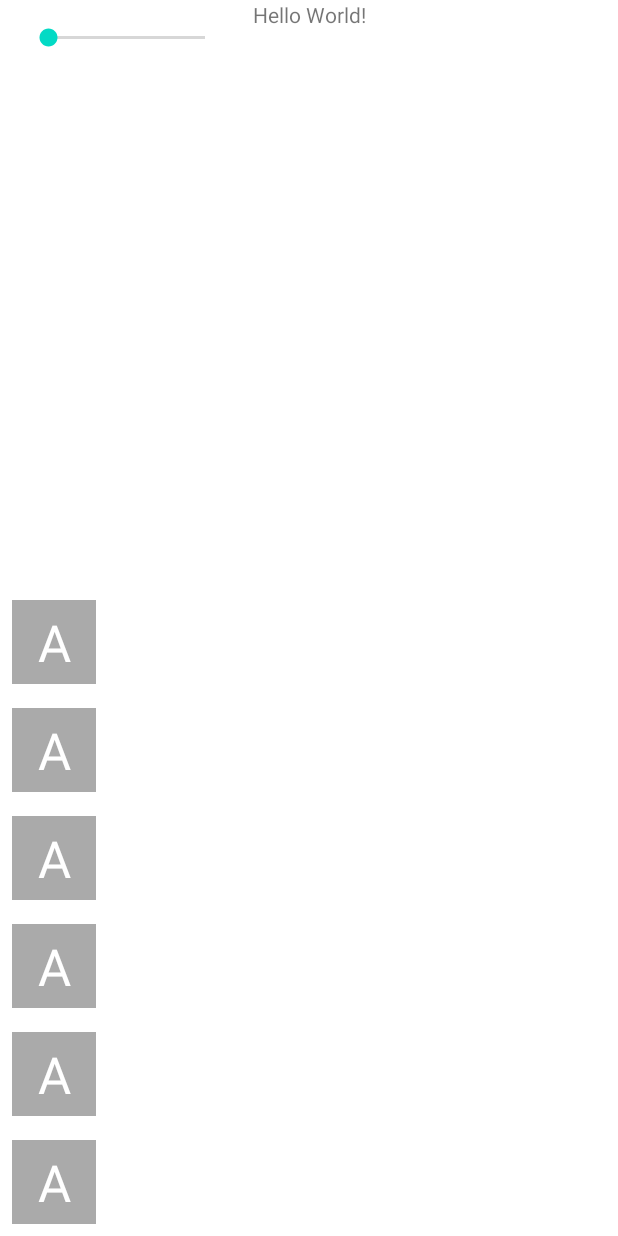
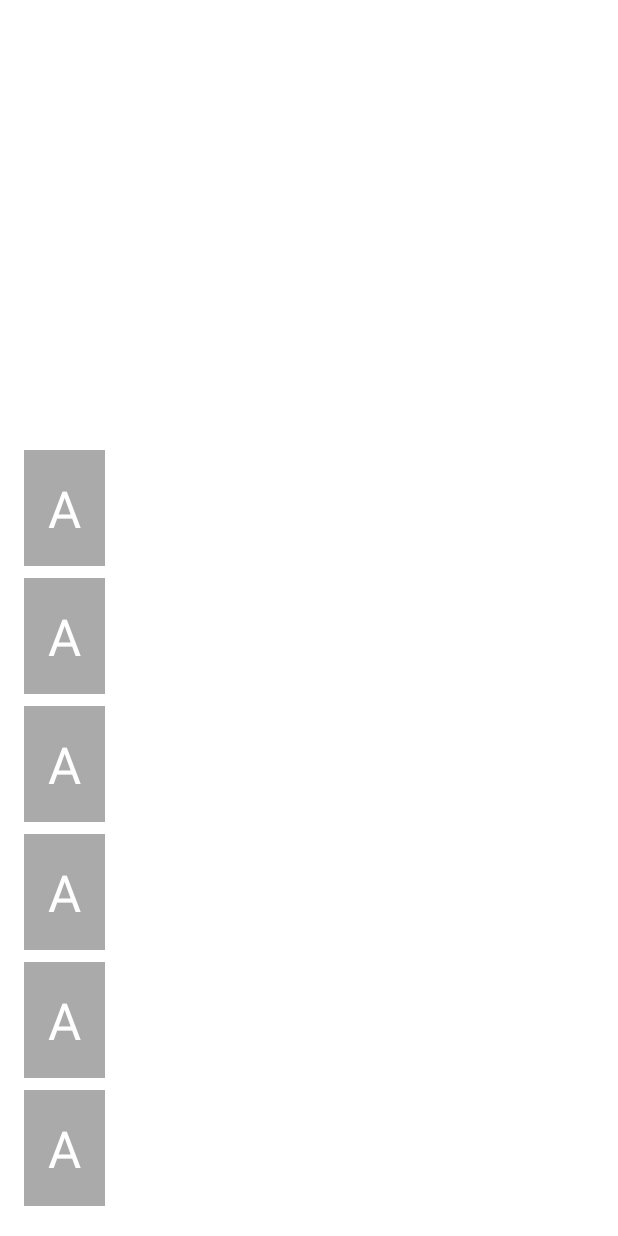
Before and after one commit to olshanski/Toy3oh3, an Android app: the layout activity_main.xml on its own in the app's theme, with its tools: preview values and no code run, on a phone screen of 412 x 824 dp. Run offline under Robolectric (Android 15) with nearby library versions, the phone set to English and light mode, and no system bars.

Commit message:
App now has portrait layout rather than landscape

```diff
--- a/app/src/main/AndroidManifest.xml
+++ b/app/src/main/AndroidManifest.xml
@@ -12,7 +12,6 @@
         <activity
             android:name=".MainActivity"
             android:exported="true"
-            android:screenOrientation="landscape"
             >
             <intent-filter>
                 <action android:name="android.intent.action.MAIN" />
--- a/app/src/main/java/com/olshanski/toy3oh3/MainActivity.kt
+++ b/app/src/main/java/com/olshanski/toy3oh3/MainActivity.kt
@@ -52,10 +52,8 @@ class MainActivity : AppCompatActivity() {
     private fun setupUi() {
         with(binding) {
 
-            // Example of a call to a native method
-            sampleText.text = stringFromJNI()
 
-            val lM = GridLayoutManager(this@MainActivity, 6, GridLayoutManager.VERTICAL, false)
+            val lM = GridLayoutManager(this@MainActivity, 2, GridLayoutManager.VERTICAL, false)
             val adapter = PadAdapter(listener = object : PadAdapter.KeyListener {
 
                 private var currentPad: Pair<Int, Int>? = null
@@ -77,21 +75,6 @@ class MainActivity : AppCompatActivity() {
             pads.adapter = adapter
 
             adapter.items = NOTES
-
-            seekbarVolume.setOnSeekBarChangeListener(object : SeekBar.OnSeekBarChangeListener {
-                override fun onProgressChanged(seekBar: SeekBar, progress: Int, fromUser: Boolean) {
-                    setVolume(progress / 100.0)
-                }
-
-                override fun onStartTrackingTouch(p0: SeekBar?) {
-                    // NO-OP
-                }
-
-                override fun onStopTrackingTouch(p0: SeekBar?) {
-                    // NO-OP
-                }
-
-            })
         }
     }
 
--- a/app/src/main/res/layout/activity_main.xml
+++ b/app/src/main/res/layout/activity_main.xml
@@ -4,33 +4,13 @@
     xmlns:tools="http://schemas.android.com/tools"
     android:layout_width="match_parent"
     android:layout_height="match_parent"
+    android:paddingVertical="16dp"
+    android:paddingHorizontal="12dp"
     tools:context=".MainActivity">
-
-    <TextView
-        android:id="@+id/sample_text"
-        android:layout_width="wrap_content"
-        android:layout_height="wrap_content"
-        android:text="Hello World!"
-        app:layout_constraintLeft_toLeftOf="parent"
-        app:layout_constraintRight_toRightOf="parent"
-        app:layout_constraintTop_toTopOf="parent" />
-
-
-    <androidx.appcompat.widget.AppCompatSeekBar
-        android:id="@+id/seekbar_volume"
-        android:layout_width="0dp"
-        android:layout_height="wrap_content"
-        android:layout_margin="16dp"
-        app:layout_constraintStart_toStartOf="parent"
-        app:layout_constraintTop_toTopOf="parent"
-        app:layout_constraintEnd_toStartOf="@id/sample_text"
-        android:min="0"
-        android:max="100"
-        />
 
     <androidx.recyclerview.widget.RecyclerView
         android:id="@+id/pads"
-        android:layout_width="match_parent"
+        android:layout_width="0dp"
         android:layout_height="wrap_content"
         app:layout_constraintStart_toStartOf="parent"
         app:layout_constraintEnd_toEndOf="parent"
--- a/app/src/main/res/layout/item_pad.xml
+++ b/app/src/main/res/layout/item_pad.xml
@@ -1,10 +1,9 @@
 <?xml version="1.0" encoding="utf-8"?>
 <LinearLayout xmlns:android="http://schemas.android.com/apk/res/android"
     xmlns:tools="http://schemas.android.com/tools"
-    android:layout_width="64dp"
-    android:layout_height="64dp"
+    android:layout_width="wrap_content"
+    android:layout_height="wrap_content"
     android:orientation="vertical"
-    android:layout_margin="4dp"
     android:background="?attr/selectableItemBackground"
     >
     <TextView
@@ -12,6 +11,7 @@
         android:layout_width="match_parent"
         android:layout_height="match_parent"
         android:layout_margin="4dp"
+        android:padding="16dp"
         android:gravity="center"
         android:textColor="@color/white"
         android:textAppearance="?attr/textAppearanceHeadline4"
```
